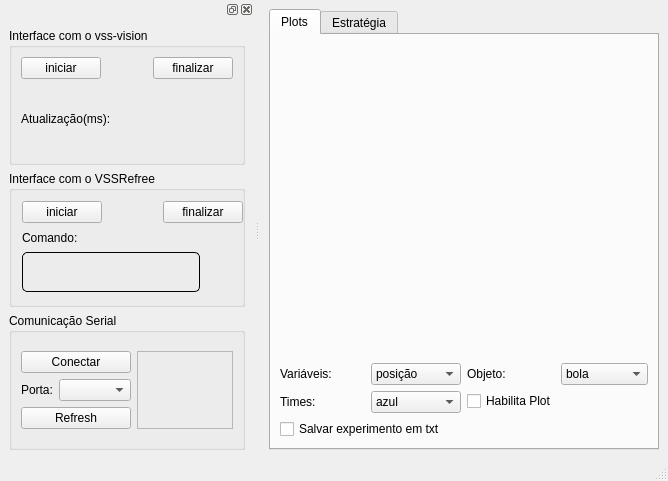
First picture: the form in mainwindow.ui, repository rodrigopassoss/LambeSujo_Client, before the edit.
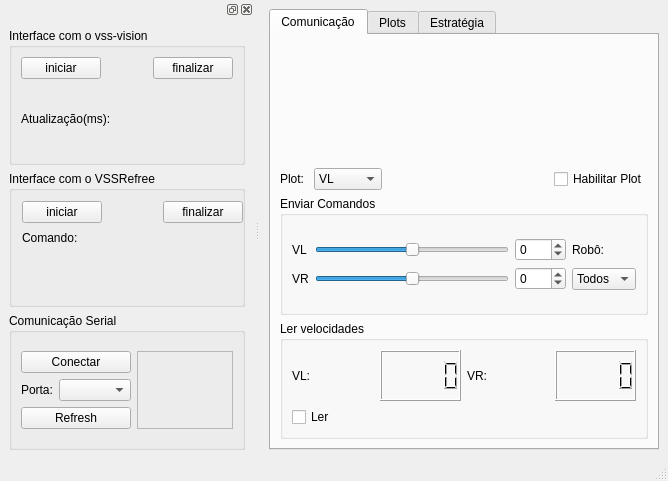
Second picture: the form after the edit. Icons and pictures are not drawn. Custom widgets are drawn as their Qt base class.

The edit to the form file:
```diff
--- a/mainwindow.ui
+++ b/mainwindow.ui
@@ -27,6 +27,222 @@
       <property name="tabBarAutoHide">
        <bool>false</bool>
       </property>
+      <widget class="QWidget" name="tab_3">
+       <attribute name="title">
+        <string>Comunicação</string>
+       </attribute>
+       <layout class="QGridLayout" name="gridLayout_27">
+        <item row="1" column="1">
+         <widget class="QComboBox" name="tipo_plot_2">
+          <item>
+           <property name="text">
+            <string>VL</string>
+           </property>
+          </item>
+          <item>
+           <property name="text">
+            <string>VR</string>
+           </property>
+          </item>
+          <item>
+           <property name="text">
+            <string>Ambos</string>
+           </property>
+          </item>
+         </widget>
+        </item>
+        <item row="3" column="0" colspan="4">
+         <widget class="QGroupBox" name="groupBox_6">
+          <property name="title">
+           <string>Ler velocidades</string>
+          </property>
+          <layout class="QGridLayout" name="gridLayout_31">
+           <item row="0" column="0">
+            <layout class="QGridLayout" name="gridLayout_30">
+             <item row="0" column="0">
+              <layout class="QGridLayout" name="gridLayout_29">
+               <item row="0" column="0">
+                <layout class="QGridLayout" name="gridLayout_26">
+                 <item row="0" column="0">
+                  <widget class="QLabel" name="label_16">
+                   <property name="text">
+                    <string>VL:</string>
+                   </property>
+                  </widget>
+                 </item>
+                 <item row="0" column="1">
+                  <widget class="QLCDNumber" name="leitura_vl"/>
+                 </item>
+                </layout>
+               </item>
+               <item row="0" column="1">
+                <layout class="QGridLayout" name="gridLayout_28">
+                 <item row="0" column="0">
+                  <widget class="QLabel" name="label_17">
+                   <property name="text">
+                    <string>VR:</string>
+                   </property>
+                  </widget>
+                 </item>
+                 <item row="0" column="1">
+                  <widget class="QLCDNumber" name="leitura_vr"/>
+                 </item>
+                </layout>
+               </item>
+              </layout>
+             </item>
+             <item row="1" column="0">
+              <widget class="QCheckBox" name="habilita_leitura">
+               <property name="text">
+                <string>Ler </string>
+               </property>
+              </widget>
+             </item>
+            </layout>
+           </item>
+          </layout>
+         </widget>
+        </item>
+        <item row="2" column="0" colspan="4">
+         <widget class="QGroupBox" name="groupBox_4">
+          <property name="title">
+           <string>Enviar Comandos</string>
+          </property>
+          <layout class="QGridLayout" name="gridLayout_19">
+           <item row="0" column="0">
+            <layout class="QGridLayout" name="gridLayout_17">
+             <item row="0" column="1">
+              <widget class="QSlider" name="slider_vl">
+               <property name="minimum">
+                <number>-100</number>
+               </property>
+               <property name="maximum">
+                <number>100</number>
+               </property>
+               <property name="orientation">
+                <enum>Qt::Horizontal</enum>
+               </property>
+              </widget>
+             </item>
+             <item row="0" column="0">
+              <widget class="QLabel" name="label_7">
+               <property name="text">
+                <string>VL</string>
+               </property>
+              </widget>
+             </item>
+             <item row="1" column="0">
+              <widget class="QLabel" name="label_9">
+               <property name="text">
+                <string>VR</string>
+               </property>
+              </widget>
+             </item>
+             <item row="1" column="1">
+              <widget class="QSlider" name="slider_vr">
+               <property name="minimum">
+                <number>-100</number>
+               </property>
+               <property name="maximum">
+                <number>100</number>
+               </property>
+               <property name="orientation">
+                <enum>Qt::Horizontal</enum>
+               </property>
+              </widget>
+             </item>
+             <item row="0" column="2">
+              <widget class="QSpinBox" name="spin_vl">
+               <property name="minimum">
+                <number>-100</number>
+               </property>
+               <property name="maximum">
+                <number>100</number>
+               </property>
+              </widget>
+             </item>
+             <item row="1" column="2">
+              <widget class="QSpinBox" name="spin_vr">
+               <property name="minimum">
+                <number>-100</number>
+               </property>
+               <property name="maximum">
+                <number>100</number>
+               </property>
+              </widget>
+             </item>
+            </layout>
+           </item>
+           <item row="0" column="1">
+            <layout class="QGridLayout" name="gridLayout_18">
+             <item row="0" column="0">
+              <widget class="QLabel" name="label_10">
+               <property name="text">
+                <string>Robô:</string>
+               </property>
+              </widget>
+             </item>
+             <item row="1" column="0">
+              <widget class="QComboBox" name="selRobo">
+               <item>
+                <property name="text">
+                 <string>Todos</string>
+                </property>
+               </item>
+               <item>
+                <property name="text">
+                 <string>robo1</string>
+                </property>
+               </item>
+               <item>
+                <property name="text">
+                 <string>robo2</string>
+                </property>
+               </item>
+               <item>
+                <property name="text">
+                 <string>robo3</string>
+                </property>
+               </item>
+              </widget>
+             </item>
+            </layout>
+           </item>
+          </layout>
+         </widget>
+        </item>
+        <item row="1" column="3">
+         <widget class="QCheckBox" name="habilita_plot_3">
+          <property name="text">
+           <string>Habilitar Plot</string>
+          </property>
+         </widget>
+        </item>
+        <item row="0" column="0" colspan="4">
+         <widget class="QCustomPlot" name="plot3" native="true"/>
+        </item>
+        <item row="1" column="0">
+         <widget class="QLabel" name="label_8">
+          <property name="text">
+           <string>Plot: </string>
+          </property>
+         </widget>
+        </item>
+        <item row="1" column="2">
+         <spacer name="horizontalSpacer_4">
+          <property name="orientation">
+           <enum>Qt::Horizontal</enum>
+          </property>
+          <property name="sizeHint" stdset="0">
+           <size>
+            <width>40</width>
+            <height>20</height>
+           </size>
+          </property>
+         </spacer>
+        </item>
+       </layout>
+      </widget>
       <widget class="QWidget" name="tab">
        <attribute name="title">
         <string>Plots</string>
@@ -300,8 +516,7 @@
          <item row="2" column="0" colspan="4">
           <widget class="QLabel" name="referee_comando">
            <property name="styleSheet">
-            <string notr="true">border: 1px solid black;
-border-radius: 5px;</string>
+            <string notr="true"/>
            </property>
            <property name="text">
             <string/>
```
Left out of the diff: 161 changed lines with no effect on the pictures.
